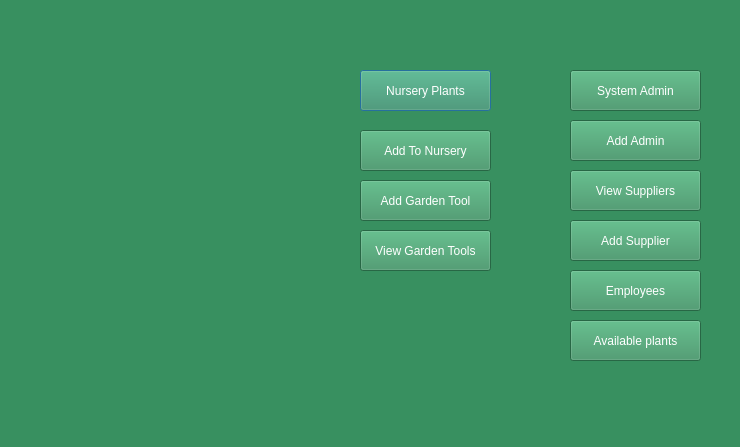
Before: the Qt Designer form adminpanel.ui in Rabsoninnora/RoseGardenPlantCareSystem, drawn with Qt 5.
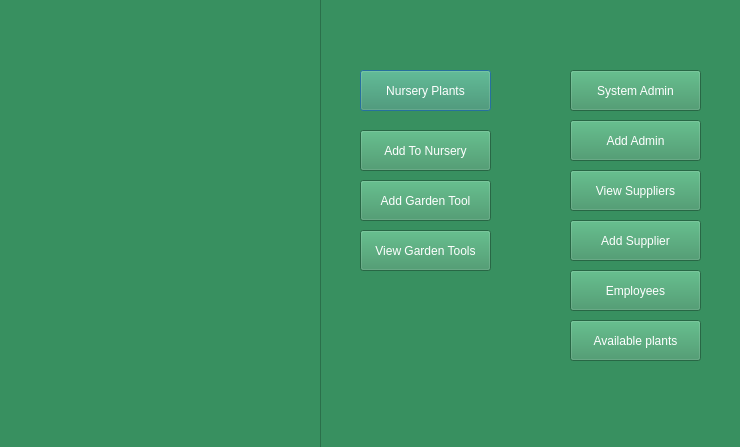
After: the same form once the commit is applied. Icons and pictures are not drawn.

What changed in the file:
```diff
--- a/adminpanel.ui
+++ b/adminpanel.ui
@@ -176,6 +176,25 @@
     <string>View Suppliers</string>
    </property>
   </widget>
+  <widget class="QFrame" name="frame">
+   <property name="geometry">
+    <rect>
+     <x>-20</x>
+     <y>-10</y>
+     <width>341</width>
+     <height>471</height>
+    </rect>
+   </property>
+   <property name="styleSheet">
+    <string notr="true">image: url(:/images/beauty.png);</string>
+   </property>
+   <property name="frameShape">
+    <enum>QFrame::StyledPanel</enum>
+   </property>
+   <property name="frameShadow">
+    <enum>QFrame::Raised</enum>
+   </property>
+  </widget>
  </widget>
  <resources/>
  <connections/>
```
